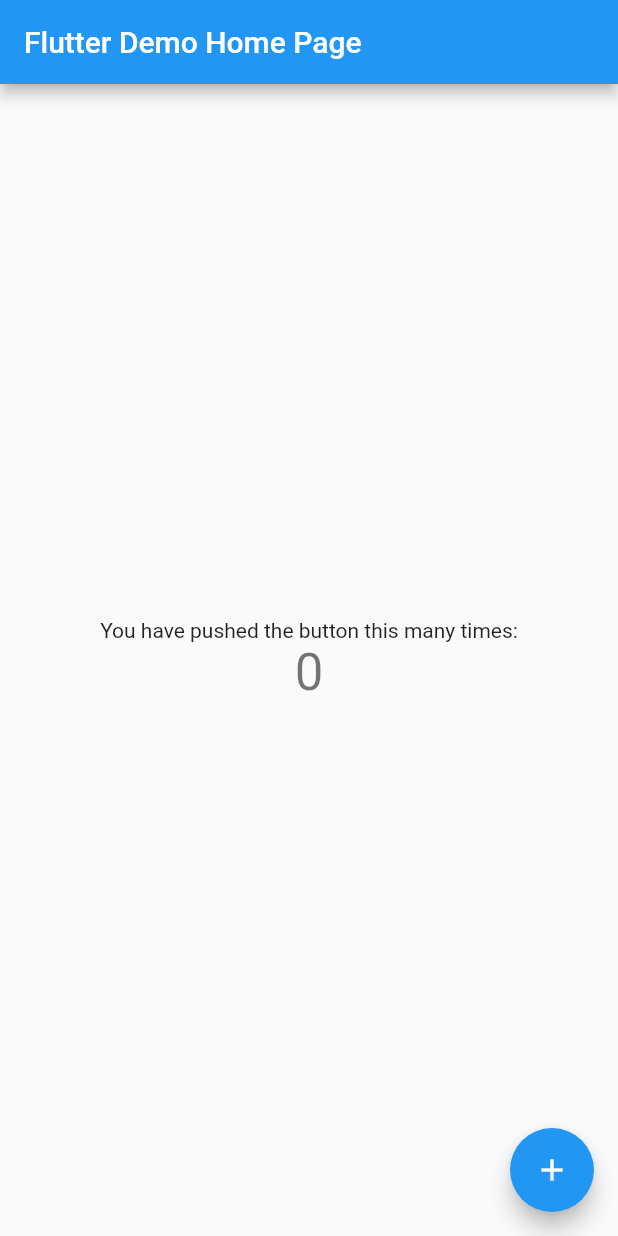
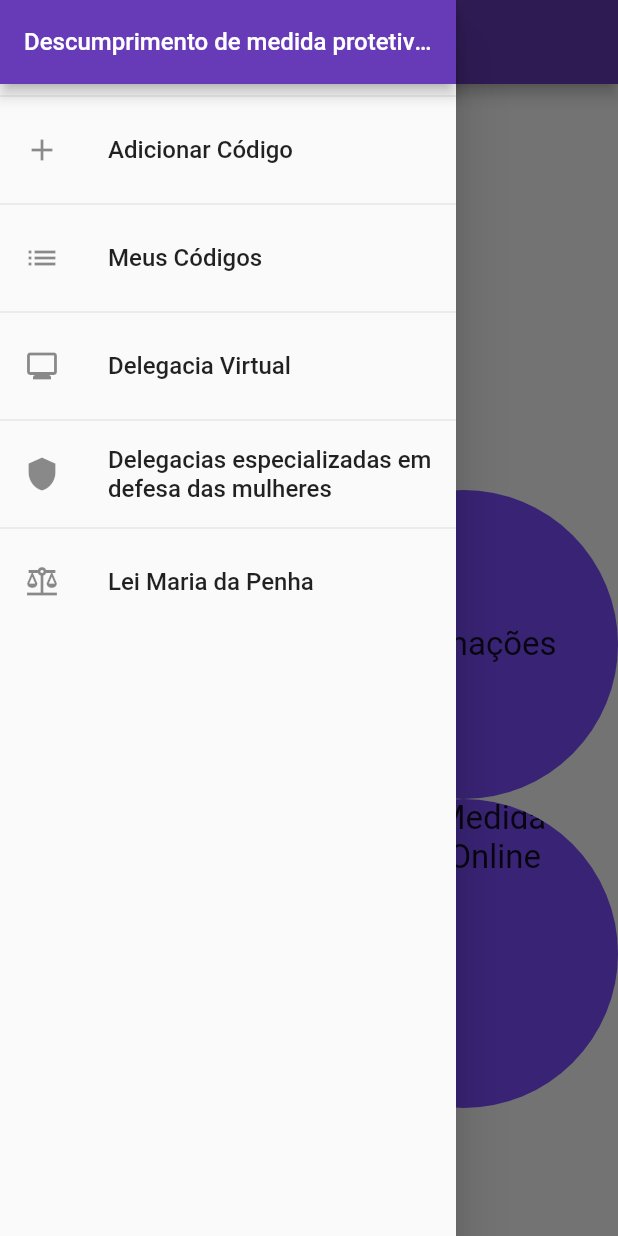
Before and after one commit to Felipe-ABS/SOS_Mulheres_DF, a Flutter app: the screen it shows after launch, with the side drawer open (before the commit the screen has no drawer), on a phone screen of 412 x 824 dp. Run offline on Flutter 3.47's test engine with Material 2 defaults, Android fonts, the phone set to English and light mode, and no system bars.

Commit message:
Drawer do Menu adicionado

```diff
--- /dev/null
+++ b/lib/components/app_drawer.dart
@@ -0,0 +1,77 @@
+import 'package:flutter/material.dart';
+
+class AppDrawer extends StatelessWidget {
+  const AppDrawer({Key? key}) : super(key: key);
+
+  @override
+  Widget build(BuildContext context) {
+    return Drawer(
+      child: Column(
+        children: [
+          AppBar(
+            title: const Text(
+              'Descumprimento de medida protetiva É CRIME',
+              style: TextStyle(fontSize: 16),
+            ),
+            automaticallyImplyLeading: false,
+          ),
+          const Divider(),
+          ListTile(
+            leading: const Icon(Icons.add),
+            title: const Text(
+              'Adicionar Código',
+              style: TextStyle(fontSize: 16),
+            ),
+            onTap: () {
+              debugPrint("Teste Drawer");
+            },
+          ),
+          const Divider(),
+          ListTile(
+            leading: const Icon(Icons.list),
+            title: const Text(
+              'Meus Códigos',
+              style: TextStyle(fontSize: 16),
+            ),
+            onTap: () {
+              debugPrint("Teste Drawer");
+            },
+          ),
+          const Divider(),
+          ListTile(
+            leading: const Icon(Icons.monitor),
+            title: const Text(
+              'Delegacia Virtual',
+              style: TextStyle(fontSize: 16),
+            ),
+            onTap: () {
+              debugPrint("Teste Drawer");
+            },
+          ),
+          const Divider(),
+          ListTile(
+            leading: const Icon(Icons.shield),
+            title: const Text(
+              'Delegacias especializadas em defesa das mulheres',
+              style: TextStyle(fontSize: 16),
+            ),
+            onTap: () {
+              debugPrint("Teste Drawer");
+            },
+          ),
+          const Divider(),
+          ListTile(
+            leading: const Icon(Icons.balance),
+            title: const Text(
+              'Lei Maria da Penha',
+              style: TextStyle(fontSize: 16),
+            ),
+            onTap: () {
+              debugPrint("Teste Drawer");
+            },
+          ),
+        ],
+      ),
+    );
+  }
+}
--- a/lib/main.dart
+++ b/lib/main.dart
@@ -1,4 +1,5 @@
 import 'package:flutter/material.dart';
+import 'package:sos_mulheres/screens/menu.dart';
 
 void main() {
   runApp(const MyApp());
@@ -7,109 +8,13 @@
 class MyApp extends StatelessWidget {
   const MyApp({super.key});
 
-  // This widget is the root of your application.
   @override
   Widget build(BuildContext context) {
     return MaterialApp(
-      title: 'Flutter Demo',
-      theme: ThemeData(
-        // This is the theme of your application.
-        //
-        // Try running your application with "flutter run". You'll see the
-        // application has a blue toolbar. Then, without quitting the app, try
-        // changing the primarySwatch below to Colors.green and then invoke
-        // "hot reload" (press "r" in the console where you ran "flutter run",
-        // or simply save your changes to "hot reload" in a Flutter IDE).
-        // Notice that the counter didn't reset back to zero; the application
-        // is not restarted.
-        primarySwatch: Colors.blue,
-      ),
-      home: const MyHomePage(title: 'Flutter Demo Home Page'),
-    );
+        title: 'SOS Mulheres DF',
+        theme: ThemeData(
+          primarySwatch: Colors.deepPurple,
+        ),
+        home: const MenuPage(title: 'Menu'));
   }
 }
-
-class MyHomePage extends StatefulWidget {
-  const MyHomePage({super.key, required this.title});
-
-  // This widget is the home page of your application. It is stateful, meaning
-  // that it has a State object (defined below) that contains fields that affect
-  // how it looks.
-
-  // This class is the configuration for the state. It holds the values (in this
-  // case the title) provided by the parent (in this case the App widget) and
-  // used by the build method of the State. Fields in a Widget subclass are
-  // always marked "final".
-
-  final String title;
-
-  @override
-  State<MyHomePage> createState() => _MyHomePageState();
-}
-
-class _MyHomePageState extends State<MyHomePage> {
-  int _counter = 0;
-
-  void _incrementCounter() {
-    setState(() {
-      // This call to setState tells the Flutter framework that something has
-      // changed in this State, which causes it to rerun the build method below
-      // so that the display can reflect the updated values. If we changed
-      // _counter without calling setState(), then the build method would not be
-      // called again, and so nothing would appear to happen.
-      _counter++;
-    });
-  }
-
-  @override
-  Widget build(BuildContext context) {
-    // This method is rerun every time setState is called, for instance as done
-    // by the _incrementCounter method above.
-    //
-    // The Flutter framework has been optimized to make rerunning build methods
-    // fast, so that you can just rebuild anything that needs updating rather
-    // than having to individually change instances of widgets.
-    return Scaffold(
-      appBar: AppBar(
-        // Here we take the value from the MyHomePage object that was created by
-        // the App.build method, and use it to set our appbar title.
-        title: Text(widget.title),
-      ),
-      body: Center(
-        // Center is a layout widget. It takes a single child and positions it
-        // in the middle of the parent.
-        child: Column(
-          // Column is also a layout widget. It takes a list of children and
-          // arranges them vertically. By default, it sizes itself to fit its
-          // children horizontally, and tries to be as tall as its parent.
-          //
-          // Invoke "debug painting" (press "p" in the console, choose the
-          // "Toggle Debug Paint" action from the Flutter Inspector in Android
-          // Studio, or the "Toggle Debug Paint" command in Visual Studio Code)
-          // to see the wireframe for each widget.
-          //
-          // Column has various properties to control how it sizes itself and
-          // how it positions its children. Here we use mainAxisAlignment to
-          // center the children vertically; the main axis here is the vertical
-          // axis because Columns are vertical (the cross axis would be
-          // horizontal).
-          mainAxisAlignment: MainAxisAlignment.center,
-          children: <Widget>[
-            const Text(
-              'You have pushed the button this many times:',
-            ),
-            Text(
-              '$_counter',
-              style: Theme.of(context).textTheme.headline4,
-            ),
-          ],
-        ),
-      ),
-      floatingActionButton: FloatingActionButton(
-        onPressed: _incrementCounter,
-        tooltip: 'Increment',
-        child: const Icon(Icons.add),
-      ), // This trailing comma makes auto-formatting nicer for build methods.
-    );
-  }
-}
--- /dev/null
+++ b/lib/screens/login.dart
@@ -0,0 +1,29 @@
+import 'package:flutter/material.dart';
+
+class AuthPage extends StatelessWidget {
+  const AuthPage({Key? key}) : super(key: key);
+
+  @override
+  Widget build(BuildContext context) {
+    return Scaffold(
+      body: Stack(
+        children: [
+          Container(),
+        ],
+      ),
+    );
+  }
+}
+
+// Exemplo usado para explicar o cascade operator
+// void main() {
+//   List<int> a = [1, 2, 3];
+//   a.add(4);
+//   a.add(5);
+//   a.add(6);
+
+//   // cascade operator!
+//   a..add(7)..add(8)..add(9);
+
+//   print(a);
+// }
--- /dev/null
+++ b/lib/screens/menu.dart
@@ -0,0 +1,125 @@
+import 'package:flutter/material.dart';
+import 'package:sos_mulheres/components/app_drawer.dart';
+
+class MenuPage extends StatelessWidget {
+  const MenuPage({Key? key, required this.title}) : super(key: key);
+  final String title;
+
+  @override
+  Widget build(BuildContext context) {
+    return Scaffold(
+      appBar: AppBar(
+        title: const Text('Menu'),
+      ),
+      drawer: const AppDrawer(),
+      body: Column(
+        mainAxisAlignment: MainAxisAlignment.spaceEvenly,
+        children: <Widget>[
+          SizedBox.fromSize(
+            size: const Size(100, 100),
+            child: ClipOval(
+              child: Material(
+                color: Colors.deepPurpleAccent,
+                child: InkWell(
+                  splashColor: Colors.amberAccent,
+                  onTap: () => {debugPrint("SOS")},
+                  child: Column(
+                    mainAxisAlignment: MainAxisAlignment.center,
+                    children: const <Widget>[
+                      Text("SOS", style: TextStyle(fontSize: 22)), // <-- Text
+                    ],
+                  ),
+                ),
+              ),
+            ),
+          ),
+          GridView.count(
+            shrinkWrap: true,
+            primary: true,
+            crossAxisCount: 2,
+            children: <Widget>[
+              SizedBox.fromSize(
+                size: const Size(20, 20),
+                child: ClipOval(
+                  child: Material(
+                    color: Colors.deepPurpleAccent,
+                    child: InkWell(
+                      splashColor: Colors.amberAccent,
+                      onTap: () => {debugPrint("Denúncia")},
+                      child: Column(
+                        mainAxisAlignment: MainAxisAlignment.center,
+                        children: const <Widget>[
+                          Text("Denúncia",
+                              style: TextStyle(fontSize: 22)), // <-- Text
+                        ],
+                      ),
+                    ),
+                  ),
+                ),
+              ),
+              SizedBox.fromSize(
+                size: const Size(20, 20),
+                child: ClipOval(
+                  child: Material(
+                    color: Colors.deepPurpleAccent,
+                    child: InkWell(
+                      splashColor: Colors.amberAccent,
+                      onTap: () => {debugPrint("Informações")},
+                      child: Column(
+                        mainAxisAlignment: MainAxisAlignment.center,
+                        children: const <Widget>[
+                          Text("Informações",
+                              style: TextStyle(fontSize: 22)), // <-- Text
+                        ],
+                      ),
+                    ),
+                  ),
+                ),
+              ),
+              SizedBox.fromSize(
+                size: const Size(20, 20),
+                child: ClipOval(
+                  child: Material(
+                    color: Colors.deepPurpleAccent,
+                    child: InkWell(
+                      splashColor: Colors.amberAccent,
+                      onTap: () => {debugPrint("Telefone de Emergência")},
+                      child: Column(
+                        mainAxisAlignment: MainAxisAlignment.center,
+                        crossAxisAlignment: CrossAxisAlignment.center,
+                        children: const <Widget>[
+                          Text("Telefone de Emergência",
+                              style: TextStyle(fontSize: 22)), // <-- Text
+                        ],
+                      ),
+                    ),
+                  ),
+                ),
+              ),
+              SizedBox.fromSize(
+                size: const Size(20, 20),
+                child: ClipOval(
+                  child: Material(
+                    color: Colors.deepPurpleAccent,
+                    child: InkWell(
+                      splashColor: Colors.amberAccent,
+                      onTap: () =>
+                          {debugPrint("Solicitar Medida Protetiva Online")},
+                      child: Column(
+                        crossAxisAlignment: CrossAxisAlignment.center,
+                        children: const <Widget>[
+                          Text("Solicitar Medida Protetiva Online",
+                              style: TextStyle(fontSize: 22)), // <-- Text
+                        ],
+                      ),
+                    ),
+                  ),
+                ),
+              ),
+            ],
+          ),
+        ],
+      ),
+    );
+  }
+}
```
Also changed, not shown: 1 other file.
